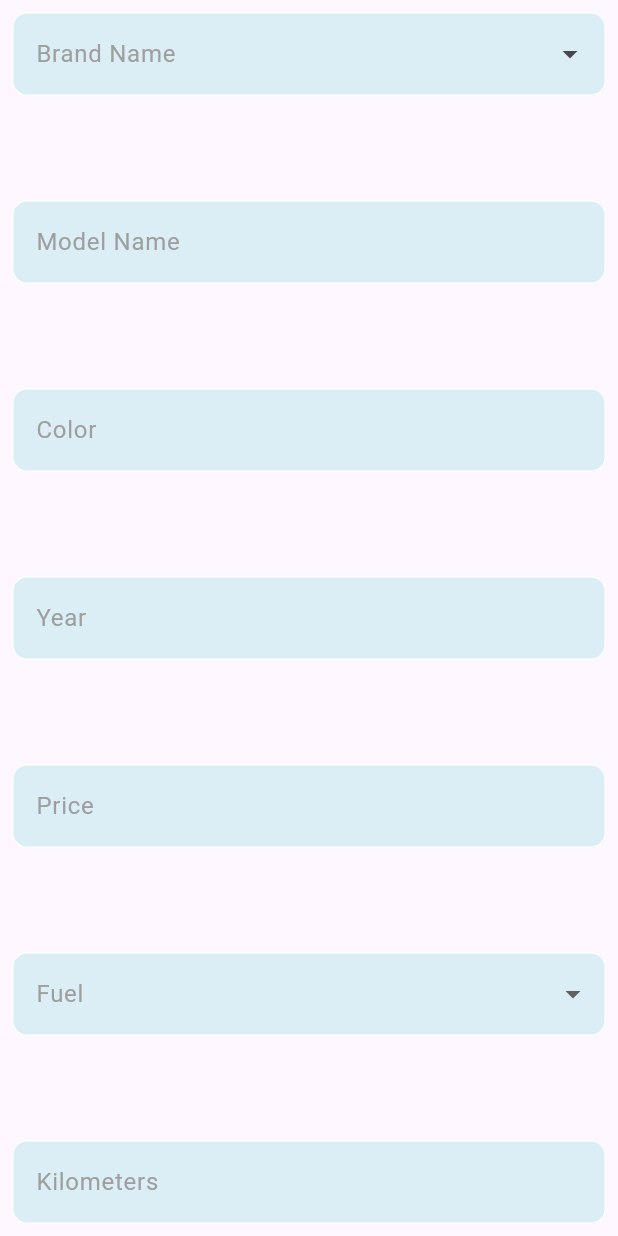
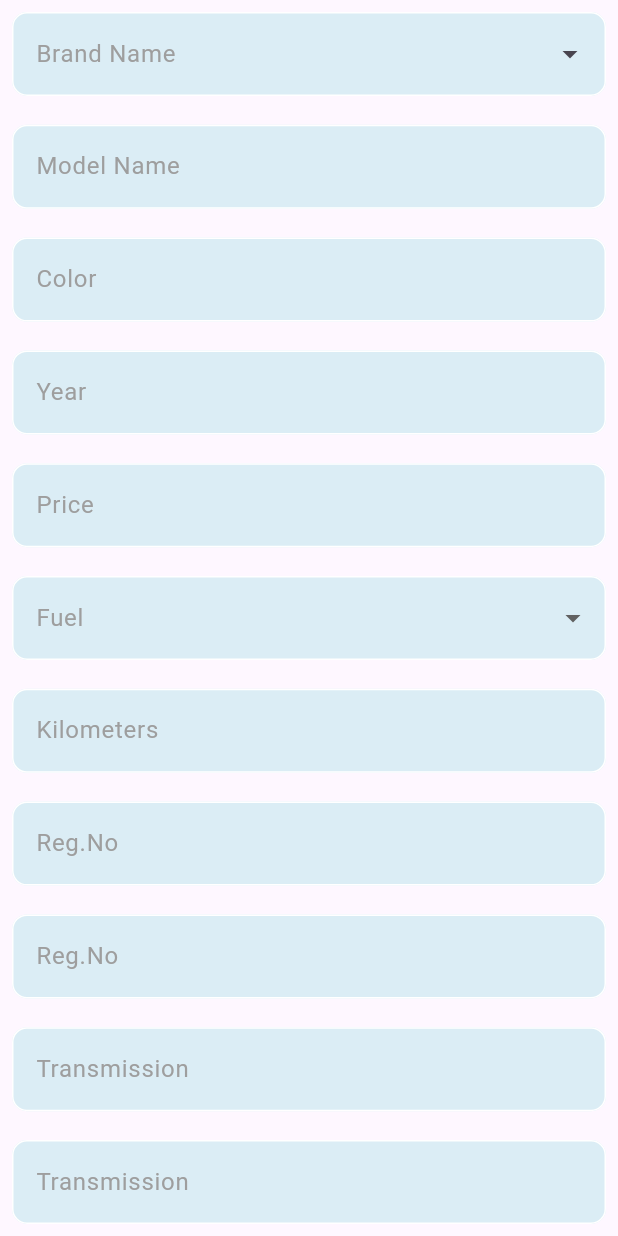
Before and after one commit to hijasahamed/Auto_Mates, a Flutter app: the AddEditFormWidget widget shown alone on an empty page, opened directly with empty values, on a phone screen of 412 x 824 dp. Run offline on Flutter 3.47's test engine with Material 3 defaults, Android fonts, the phone set to English and light mode, and no system bars; our stand-ins replace animated_text_kit, bloc, carousel_slider, cloud_firestore, connectivity, curved_labeled_navigation_bar and 11 more; accounts and stored records are empty; network calls fail; project files that could hold a hidden picture were left out.

Commit message:
latest push

```diff
--- a/lib/seller/seller_homescreen/view/widgets/add_edit_car_widgets/add_edit_form_widget.dart
+++ b/lib/seller/seller_homescreen/view/widgets/add_edit_car_widgets/add_edit_form_widget.dart
@@ -153,6 +153,74 @@ class AddEditFormWidget extends StatelessWidget {
                     TextCapitalization.words,
                 fillColor: const Color(0XFFDBEDF5)),
           ),
+          Padding(
+            padding: const EdgeInsets.all(8.0),
+            child: MyTextFormWidget(
+              screenSize: screenSize,
+                text: 'Reg.No',
+                enabledBorderColor: Colors.white,
+                valueTextColor: Colors.grey,
+                focusedBorderColor: Colors.red,
+                labelTextColor: Colors.grey,
+                controller: carKilometerController,
+                warning: 'Enter the registration number of car',
+                obscure: false,
+                keyBoardType: TextInputType.name,
+                textCapitalization:
+                    TextCapitalization.words,
+                fillColor: const Color(0XFFDBEDF5)),
+          ),
+          Padding(
+            padding: const EdgeInsets.all(8.0),
+            child: MyTextFormWidget(
+              screenSize: screenSize,
+                text: 'Reg.No',
+                enabledBorderColor: Colors.white,
+                valueTextColor: Colors.grey,
+                focusedBorderColor: Colors.red,
+                labelTextColor: Colors.grey,
+                controller: carKilometerController,
+                warning: 'Enter the registration number of car',
+                obscure: false,
+                keyBoardType: TextInputType.name,
+                textCapitalization:
+                    TextCapitalization.words,
+                fillColor: const Color(0XFFDBEDF5)),
+          ),
+          Padding(
+            padding: const EdgeInsets.all(8.0),
+            child: MyTextFormWidget(
+              screenSize: screenSize,
+                text: 'Transmission',
+                enabledBorderColor: Colors.white,
+                valueTextColor: Colors.grey,
+                focusedBorderColor: Colors.red,
+                labelTextColor: Colors.grey,
+                controller: carKilometerController,
+                warning: 'Enter the car transmission type',
+                obscure: false,
+                keyBoardType: TextInputType.name,
+                textCapitalization:
+                    TextCapitalization.words,
+                fillColor: const Color(0XFFDBEDF5)),
+          ),
+          Padding(
+            padding: const EdgeInsets.all(8.0),
+            child: MyTextFormWidget(
+              screenSize: screenSize,
+                text: 'Transmission',
+                enabledBorderColor: Colors.white,
+                valueTextColor: Colors.grey,
+                focusedBorderColor: Colors.red,
+                labelTextColor: Colors.grey,
+                controller: carKilometerController,
+                warning: 'Enter the car transmission type',
+                obscure: false,
+                keyBoardType: TextInputType.name,
+                textCapitalization:
+                    TextCapitalization.words,
+                fillColor: const Color(0XFFDBEDF5)),
+          ),
         ],
       ),
     );
--- a/lib/user/buyscreentab/view/on_tap_more_details/car_details/sections/specification_features_widget.dart
+++ b/lib/user/buyscreentab/view/on_tap_more_details/car_details/sections/specification_features_widget.dart
@@ -33,6 +33,7 @@ class SpecificationFeaturesWidget extends StatelessWidget {
                    TabBarViewListTile(leading: 'Transmission', title: 'Manual',screenSize: screenSize,),
                    TabBarViewListTile(leading: 'No.of Owner', title: '2',screenSize: screenSize,),
                    TabBarViewListTile(leading: 'Insurance', title: 'Nov 2024',screenSize: screenSize,),
+                   TabBarViewListTile(leading: 'Reg.No', title: 'kL 10 AB 2255',screenSize: screenSize,),
                   ],
                 ),
                 ListView(
--- a/lib/user/buyscreentab/view/on_tap_more_details/seller_details/seller_details_screen.dart
+++ b/lib/user/buyscreentab/view/on_tap_more_details/seller_details/seller_details_screen.dart
@@ -2,7 +2,7 @@
 import 'package:auto_mates/user/appbarbottombar/view/widgets/normal_app_bar/normal_app_bar.dart';
 import 'package:auto_mates/user/buyscreentab/view/on_tap_more_details/car_details/car_details_widget.dart';
 import 'package:auto_mates/user/buyscreentab/view/common_widgets/custom_alert_dialoge_widget.dart';
-import 'package:auto_mates/user/buyscreentab/view/on_tap_more_details/seller_details/seller_details_widget.dart';
+import 'package:auto_mates/user/buyscreentab/view/on_tap_more_details/seller_details/section/seller_details_widget.dart';
 import 'package:flutter/material.dart';
 
 class SellerDetailsScreen extends StatelessWidget {
```
Also changed, not shown: lib/user/buyscreentab/view/on_tap_more_details/seller_details/section/seller_details_widget.dart (renamed from lib/user/buyscreentab/view/on_tap_more_details/seller_details/seller_details_widget.dart).
